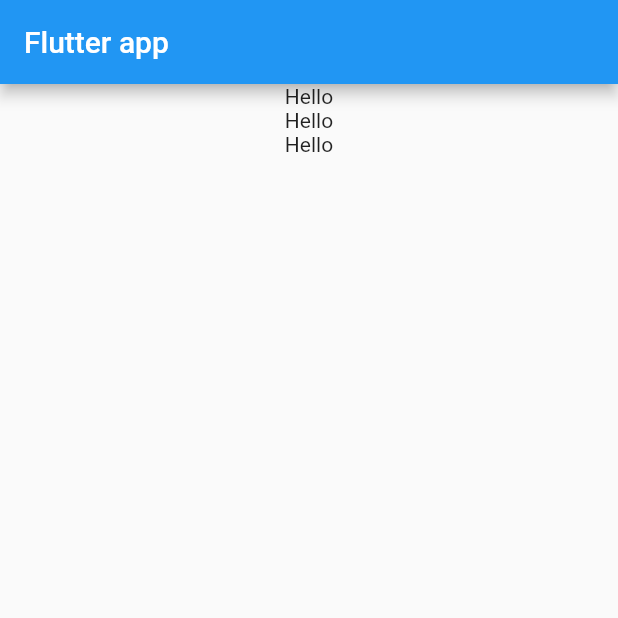
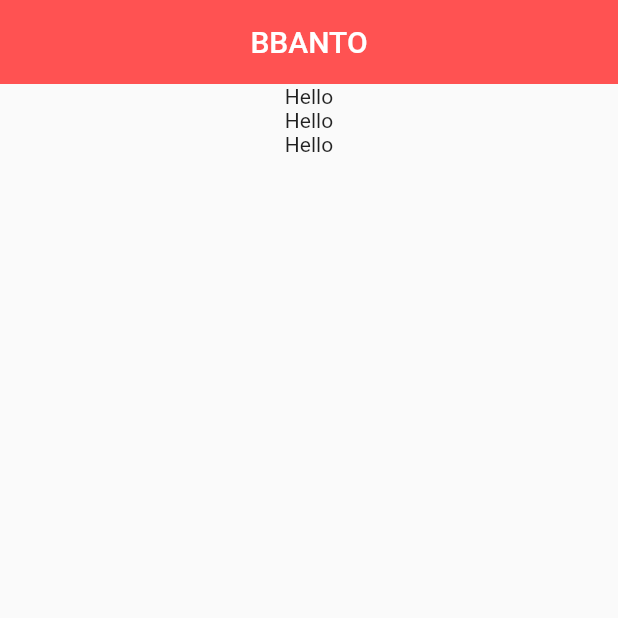
Before and after one commit to Bepo0328/StudyToFlutter, a Flutter app: the screen it shows after launch, on a phone screen of 412 x 824 dp, the top half of it. Run offline on Flutter 3.47's test engine with Material 2 defaults, Android fonts, the phone set to English and light mode, and no system bars.

Commit message:
StudyToFlutter: Flutter - 캐릭터 페이지 디자인 1

```diff
--- a/flutter_application_1/lib/main.dart
+++ b/flutter_application_1/lib/main.dart
@@ -7,26 +7,33 @@ class MyApp extends StatelessWidget {
 
   @override
   Widget build(BuildContext context) {
-    return MaterialApp(
-      title: "Flutter App",
-      theme: ThemeData(primarySwatch: Colors.blue),
-      home: const MyHomePage(),
+    return const MaterialApp(
+      title: "Charactor card",
+      home: MyCard(),
     );
   }
 }
 
-class MyHomePage extends StatelessWidget {
-  const MyHomePage({Key? key}) : super(key: key);
+class MyCard extends StatelessWidget {
+  const MyCard({Key? key}) : super(key: key);
 
   @override
   Widget build(BuildContext context) {
     return Scaffold(
       appBar: AppBar(
-        title: const Text("Flutter app"),
+        title: const Text("BBANTO"),
+        centerTitle: true,
+        backgroundColor: Colors.redAccent,
+        elevation: 0.0,
       ),
       body: Center(
         child: Column(
-          children: const <Widget>[Text("Hello"), Text("Hello"), Text("Hello")],
+          // mainAxisAlignment: MainAxisAlignment.center,
+          children: const [
+            Text("Hello"),
+            Text("Hello"),
+            Text("Hello"),
+          ],
         ),
       ),
     );
```
